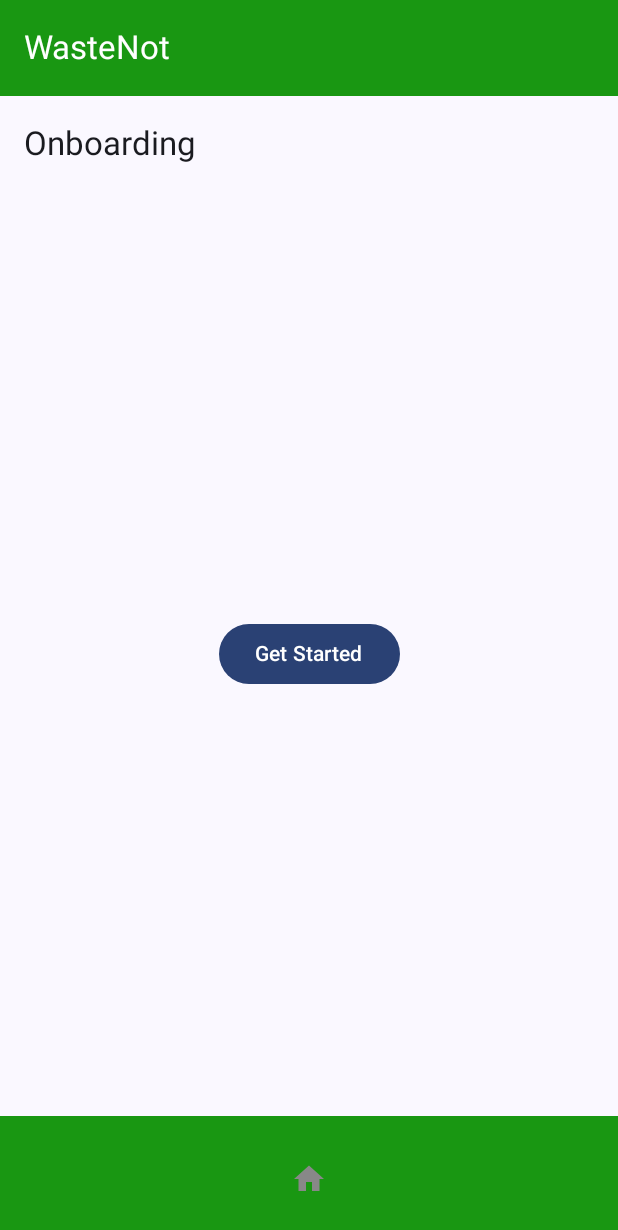
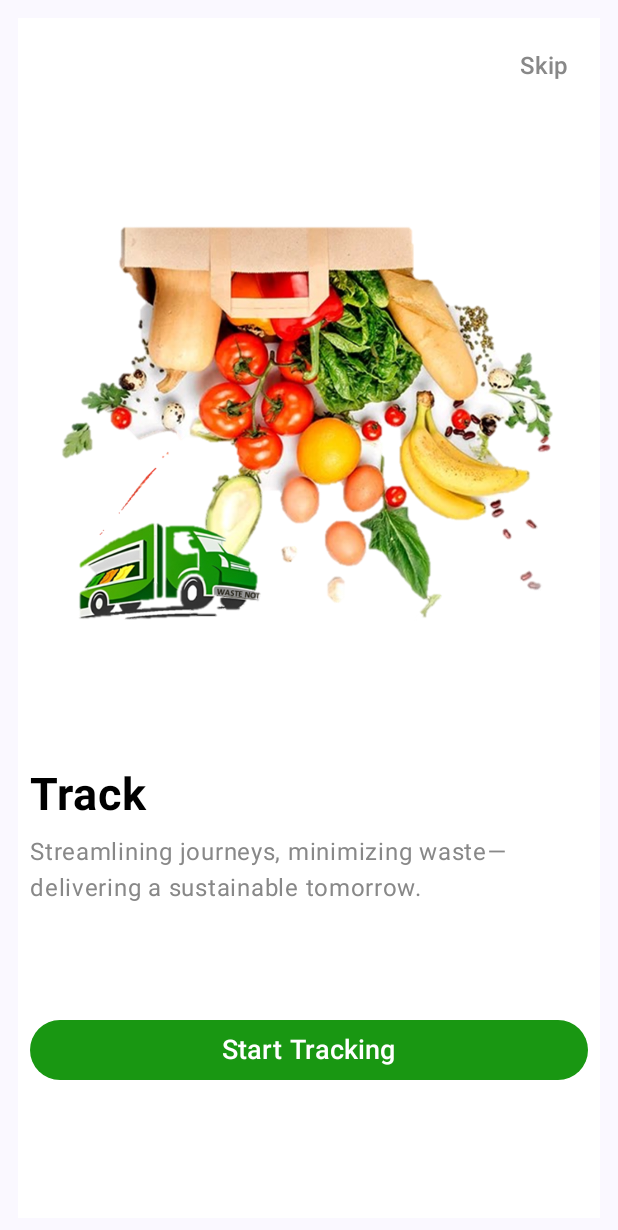
Before and after one commit to curiousfalak/Innotech_Wastenot, an Android app built with Jetpack Compose: the screen it shows after launch (MainActivity), on a phone screen of 412 x 824 dp. Shown: the top 1230 px of the screen. Run offline under Robolectric (Android 15) with nearby library versions, the light colour scheme and no system bars.

Commit message:
waste not app app navigation

```diff
--- a/app/src/main/java/com/example/wastenot/Botsheet.kt
+++ b/app/src/main/java/com/example/wastenot/Botsheet.kt
@@ -1,22 +1,20 @@
 package com.example.wastenot
 
-import android.content.Context
-import android.widget.Toast
-import androidx.compose.foundation.layout.*
+import androidx.compose.foundation.layout.padding
 import androidx.compose.material.icons.Icons
-import androidx.compose.material.icons.filled.*
+import androidx.compose.material.icons.filled.Home
+import androidx.compose.material.icons.filled.ShoppingCart
 import androidx.compose.material3.*
-import androidx.compose.runtime.*
-import androidx.compose.ui.Alignment
+import androidx.compose.runtime.Composable
+import androidx.compose.runtime.getValue
+import androidx.compose.runtime.remember
 import androidx.compose.ui.Modifier
 import androidx.compose.ui.graphics.Color
-import androidx.compose.ui.platform.LocalContext
-import androidx.compose.ui.text.input.PasswordVisualTransformation
-import androidx.compose.ui.unit.dp
 import androidx.navigation.compose.NavHost
 import androidx.navigation.compose.composable
+import androidx.navigation.compose.currentBackStackEntryAsState
 import androidx.navigation.compose.rememberNavController
-import com.google.firebase.auth.FirebaseAuth
+import com.example.OnboardingScreen
 
 @OptIn(ExperimentalMaterial3Api::class)
 @Composable
@@ -25,6 +23,10 @@
 
     Scaffold(
         topBar = {
+            val navBackStackEntry = navController.currentBackStackEntryAsState()
+            val currentRoute = navBackStackEntry.value?.destination?.route
+
+            if (currentRoute == "home" || currentRoute == "retailer") {
                 TopAppBar(
                     title = { Text("WasteNot") },
                     colors = TopAppBarDefaults.topAppBarColors(
@@ -32,18 +34,24 @@
                         titleContentColor = Color.White
                     )
                 )
+            }
         },
         bottomBar = {
+            val navBackStackEntry = navController.currentBackStackEntryAsState()
+            val currentRoute = navBackStackEntry.value?.destination?.route
+
+            if (currentRoute == "home" || currentRoute == "retailer") {
                 BottomAppBar(containerColor = Color(0xFF199712)) {
                     val bottomBarItems = listOf(
-                    Triple(Icons.Default.Home, "Home", "home")
+                        Triple(Icons.Default.Home, "Home", "home"),
+                        Triple(Icons.Default.ShoppingCart, "Retailer", "retailer")
                     )
 
                     bottomBarItems.forEach { (icon, description, route) ->
                         IconButton(
                             onClick = {
                                 navController.navigate(route) {
-                                popUpTo("home") { inclusive = true }
+                                    popUpTo("home") { inclusive = false }
                                 }
                             },
                             modifier = Modifier.weight(1f)
@@ -51,8 +59,9 @@
                             Icon(
                                 imageVector = icon,
                                 contentDescription = description,
-                            tint = Color.Gray
+                                tint = if (currentRoute == route) Color.White else Color.Gray
                             )
+                        }
                     }
                 }
             }
@@ -76,26 +85,8 @@
             composable("home") {
                 Home()
             }
-        }
-    }
-}
-
-@OptIn(ExperimentalMaterial3Api::class)
-@Composable
-fun OnboardingScreen(onNavigateToLogin: () -> Unit) {
-    Scaffold(
-        topBar = {
-            TopAppBar(title = { Text("Onboarding") })
-        }
-    ) { innerPadding ->
-        Box(
-            modifier = Modifier
-                .fillMaxSize()
-                .padding(innerPadding),
-            contentAlignment = Alignment.Center
-        ) {
-            Button(onClick = onNavigateToLogin) {
-                Text("Get Started")
+            composable("retailer") {
+                Inventory()
             }
         }
     }
--- a/app/src/main/java/com/example/wastenot/itemselect.kt
+++ b/app/src/main/java/com/example/wastenot/itemselect.kt
@@ -1,4 +1,4 @@
-package com.example.transport
+package com.example.wastenot
 
 import androidx.compose.foundation.Image
 import androidx.compose.foundation.layout.Column
--- a/app/src/main/java/com/example/wastenot/landing.kt
+++ b/app/src/main/java/com/example/wastenot/landing.kt
@@ -38,7 +38,7 @@
         Column(
             modifier = Modifier
                 .fillMaxSize()
-                .padding(16.dp)
+                .padding(8.dp)
         ) {
             Row(
                 modifier = Modifier
@@ -53,7 +53,7 @@
 //                    modifier = Modifier.size(80.dp)
 //                )
                 Text(
-                    text = "WASTE NOT",
+                    text = "        ",
                     fontSize = 20.sp,
                     fontWeight = FontWeight.Bold
                 )
@@ -62,7 +62,7 @@
                 }
             }
 
-            Spacer(modifier = Modifier.height(50.dp))
+            Spacer(modifier = Modifier.height(4.dp))
 
             Image(
                 painter = painterResource(id = R.drawable.fruitbag),
```
Also changed, not shown: app/src/main/java/com/example/wastenot/LoginScreen.kt (+24 -18 lines). Lines whose indentation alone changed are shown as unchanged.
